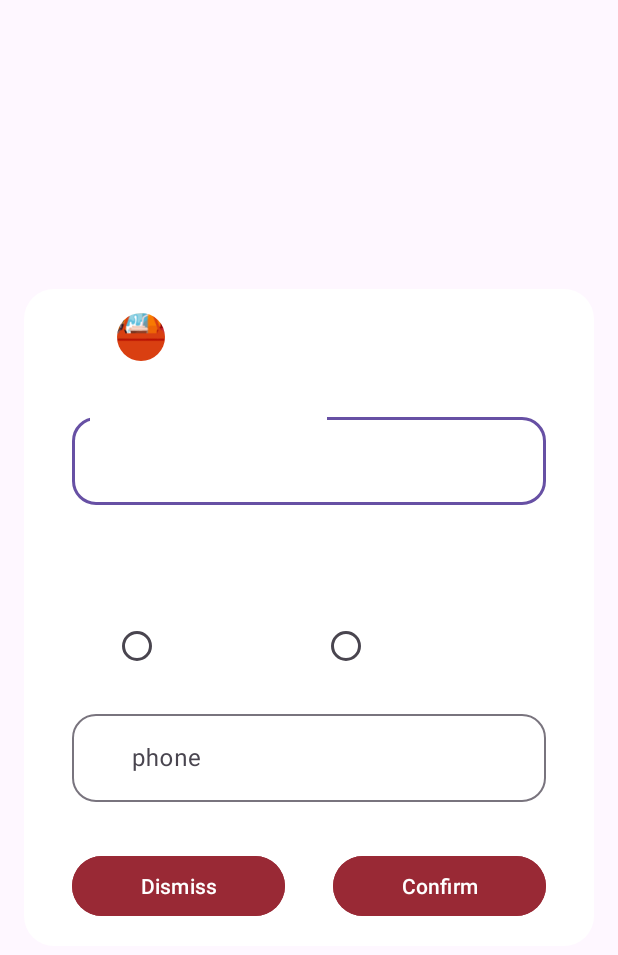
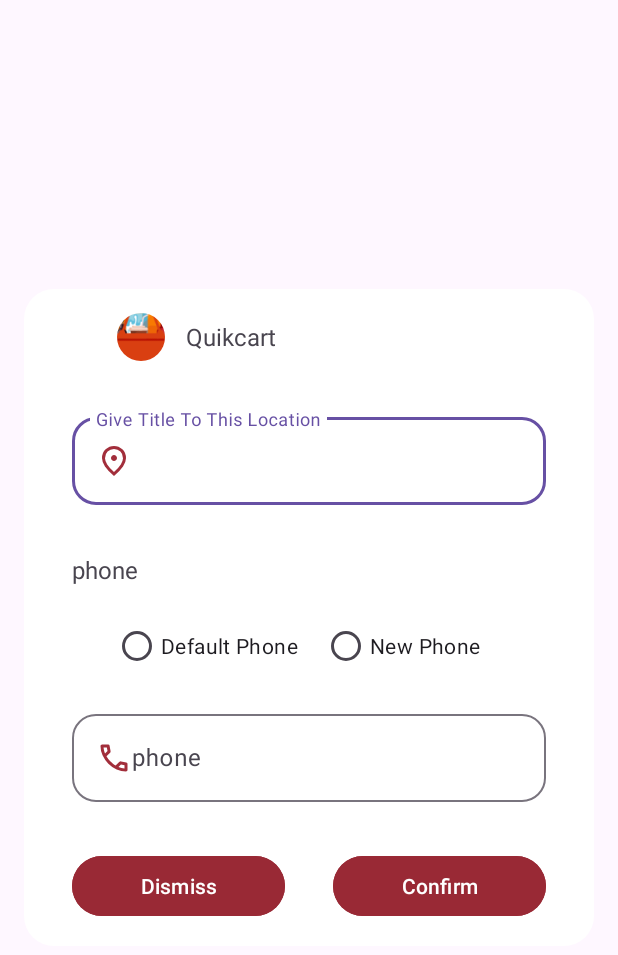
Before and after one commit to IbrahimMarey/Quikcart, an Android app: the layout get_title_and_phone_dialog.xml on its own in the app's theme, with its tools: preview values and no code run, on a phone screen of 412 x 824 dp. Shown: the top 955 px of the screen. Run offline under Robolectric (Android 15) with nearby library versions, the phone set to English and light mode, and no system bars.

Commit message:
update design

```diff
--- a/app/src/main/java/com/example/quikcart/ui/productdetails/ProductDetailsFragment.kt
+++ b/app/src/main/java/com/example/quikcart/ui/productdetails/ProductDetailsFragment.kt
@@ -99,15 +99,17 @@ class ProductDetailsFragment : Fragment() {
                     lifecycleScope.launch {
                         pref.setCartId(viewModel.postProductInCart(item))
                     }
+                    AlertUtil.showSnackbar(it,getString(R.string.added_to_cart_successfully))
                     binding.editProductBtn.visibility = View.GONE
                 } else {
                     if(viewModel.isProductFoundInCartExists(productItem.title ?:""))
                     {
-                        AlertUtil.showSnackbar(it,"Product found in Cart")
+                        AlertUtil.showSnackbar(it,getString(R.string.product_is_already_added_to_cart))
                     }else{
                         val data = PutDraftItem(viewModel.getItemLineList(productItem?.title ?: "", productItem?.price ?: ""))
                         val request = PutDraftOrderItemModel(data)
                         viewModel.putProductInCart(cartID.toString(), request)
+                        AlertUtil.showSnackbar(it,getString(R.string.added_to_cart_successfully))
                         binding.editProductBtn.visibility = View.GONE
                     }
                 }
--- a/app/src/main/res/drawable/ic_address_title.xml
+++ b/app/src/main/res/drawable/ic_address_title.xml
@@ -3,7 +3,7 @@
     android:height="24dp"
     android:viewportWidth="960"
     android:viewportHeight="960"
-    android:tint="@color/white">
+    android:tint="@color/xd_burgundy">
   <path
       android:fillColor="@android:color/white"
       android:pathData="M480,480Q513,480 536.5,456.5Q560,433 560,400Q560,367 536.5,343.5Q513,320 480,320Q447,320 423.5,343.5Q400,367 400,400Q400,433 423.5,456.5Q447,480 480,480ZM480,774Q602,662 661,570.5Q720,479 720,408Q720,299 650.5,229.5Q581,160 480,160Q379,160 309.5,229.5Q240,299 240,408Q240,479 299,570.5Q358,662 480,774ZM480,880Q319,743 239.5,625.5Q160,508 160,408Q160,258 256.5,169Q353,80 480,80Q607,80 703.5,169Q800,258 800,408Q800,508 720.5,625.5Q641,743 480,880ZM480,400Q480,400 480,400Q480,400 480,400Q480,400 480,400Q480,400 480,400Q480,400 480,400Q480,400 480,400Q480,400 480,400Q480,400 480,400Z"/>
--- a/app/src/main/res/drawable/ic_phone.xml
+++ b/app/src/main/res/drawable/ic_phone.xml
@@ -3,8 +3,8 @@
     android:height="24dp"
     android:viewportWidth="960"
     android:viewportHeight="960"
-    android:tint="@color/white">
+    android:tint="@color/xd_burgundy">
   <path
-      android:fillColor="@android:color/white"
+      android:fillColor="@android:color/black"
       android:pathData="M798,840Q673,840 551,785.5Q429,731 329,631Q229,531 174.5,409Q120,287 120,162Q120,144 132,132Q144,120 162,120L324,120Q338,120 349,129.5Q360,139 362,152L388,292Q390,308 387,319Q384,330 376,338L279,436Q299,473 326.5,507.5Q354,542 387,574Q418,605 452,631.5Q486,658 524,680L618,586Q627,577 641.5,572.5Q656,568 670,570L808,598Q822,602 831,612.5Q840,623 840,636L840,798Q840,816 828,828Q816,840 798,840ZM241,360L307,294Q307,294 307,294Q307,294 307,294L290,200Q290,200 290,200Q290,200 290,200L201,200Q201,200 201,200Q201,200 201,200Q206,241 215,281Q224,321 241,360ZM599,718Q638,735 678.5,745Q719,755 760,758Q760,758 760,758Q760,758 760,758L760,670Q760,670 760,670Q760,670 760,670L666,651Q666,651 666,651Q666,651 666,651L599,718ZM241,360Q241,360 241,360Q241,360 241,360Q241,360 241,360Q241,360 241,360L241,360Q241,360 241,360Q241,360 241,360L241,360Q241,360 241,360Q241,360 241,360L241,360ZM599,718L599,718Q599,718 599,718Q599,718 599,718L599,718Q599,718 599,718Q599,718 599,718L599,718Q599,718 599,718Q599,718 599,718Q599,718 599,718Q599,718 599,718Z"/>
 </vector>
--- a/app/src/main/res/layout/about_us_dialog.xml
+++ b/app/src/main/res/layout/about_us_dialog.xml
@@ -33,7 +33,6 @@
             android:layout_marginEnd="16dp"
             android:text="@string/app_name"
             android:textSize="16sp"
-            android:textColor="@color/white"
             app:layout_constraintBottom_toTopOf="@+id/textViewMessage"
             app:layout_constraintEnd_toEndOf="parent"
             app:layout_constraintStart_toEndOf="@+id/imageView11"
@@ -47,7 +46,6 @@
             android:layout_marginTop="16dp"
             android:text="@string/about_us_data"
             android:textSize="16sp"
-            android:textColor="@color/white"
             app:layout_constraintBottom_toTopOf="@+id/button_dismiss"
             app:layout_constraintEnd_toEndOf="@+id/textView13"
             app:layout_constraintStart_toStartOf="@+id/textView13"
--- a/app/src/main/res/layout/activity_main.xml
+++ b/app/src/main/res/layout/activity_main.xml
@@ -83,7 +83,7 @@
         app:cbn_selected_icon_size="48dp"
         app:cbn_selectedIconColor="@color/white"
         app:cbn_titleColor="@color/xd_btn_nav_item"
-        app:cbn_titleFont="@font/caveat"
+        app:cbn_titleFont="@font/barlow"
         app:layout_constraintBottom_toBottomOf="parent"
         app:layout_constraintEnd_toEndOf="parent"
         app:layout_constraintStart_toStartOf="parent"
--- a/app/src/main/res/layout/get_title_and_phone_dialog.xml
+++ b/app/src/main/res/layout/get_title_and_phone_dialog.xml
@@ -41,7 +41,6 @@
                 android:layout_weight="4"
                 android:text="@string/app_name"
                 android:textSize="16sp"
-                android:textColor="@color/white"
                 />
         </LinearLayout>
         <com.google.android.material.textfield.TextInputLayout
@@ -53,7 +52,6 @@
             app:boxCornerRadiusTopEnd="16dp"
             app:boxCornerRadiusTopStart="16dp"
             app:boxCornerRadiusBottomStart="16dp"
-            app:hintTextColor="@color/white"
             app:layout_constraintEnd_toEndOf="@+id/textView13"
             app:layout_constraintStart_toStartOf="@+id/textView13"
             app:layout_constraintTop_toBottomOf="@+id/textView13"
@@ -63,8 +61,6 @@
                 android:layout_width="match_parent"
                 android:layout_height="wrap_content"
                 android:hint="@string/give_title_to_location"
-                android:textColorHint="@color/white"
-                android:textColor="@color/white"
                 android:drawableStart="@drawable/ic_address_title"
                 android:inputType="text"
                 />
@@ -75,7 +71,6 @@
             android:text="@string/phone"
             android:layout_margin="16dp"
             android:textSize="16sp"
-            android:textColor="@color/white"
             />
         <RadioGroup
             android:id="@+id/choosePhoneGroup"
@@ -89,14 +84,12 @@
                 android:layout_width="wrap_content"
                 android:layout_height="wrap_content"
                 android:text="@string/default_phone"
-                android:textColor="@color/white"
                 />
             <RadioButton
                 android:id="@+id/chooseNewPhone"
                 android:layout_width="wrap_content"
                 android:layout_height="wrap_content"
                 android:text="@string/new_phone"
-                android:textColor="@color/white"
                 android:layout_marginHorizontal="16dp"
 
                 />
@@ -110,7 +103,6 @@
             app:boxCornerRadiusTopEnd="16dp"
             app:boxCornerRadiusTopStart="16dp"
             app:boxCornerRadiusBottomStart="16dp"
-            app:hintTextColor="@color/white"
             app:layout_constraintEnd_toEndOf="@+id/locationTitleFieldLayOut"
             app:layout_constraintStart_toStartOf="@+id/locationTitleFieldLayOut"
             app:layout_constraintTop_toBottomOf="@+id/locationTitleFieldLayOut"
@@ -120,8 +112,6 @@
                 android:layout_width="match_parent"
                 android:layout_height="wrap_content"
                 android:hint="@string/phone"
-                android:textColorHint="@color/white"
-                android:textColor="@color/white"
                 android:drawableStart="@drawable/ic_phone"
                 android:inputType="number"
                 />
```
Also changed, not shown: app/src/main/java/com/example/quikcart/ui/MainActivity.kt (+21 -7 lines), app/src/main/java/com/example/quikcart/ui/profile/ProfileFragment.kt (+7 -0 lines).
